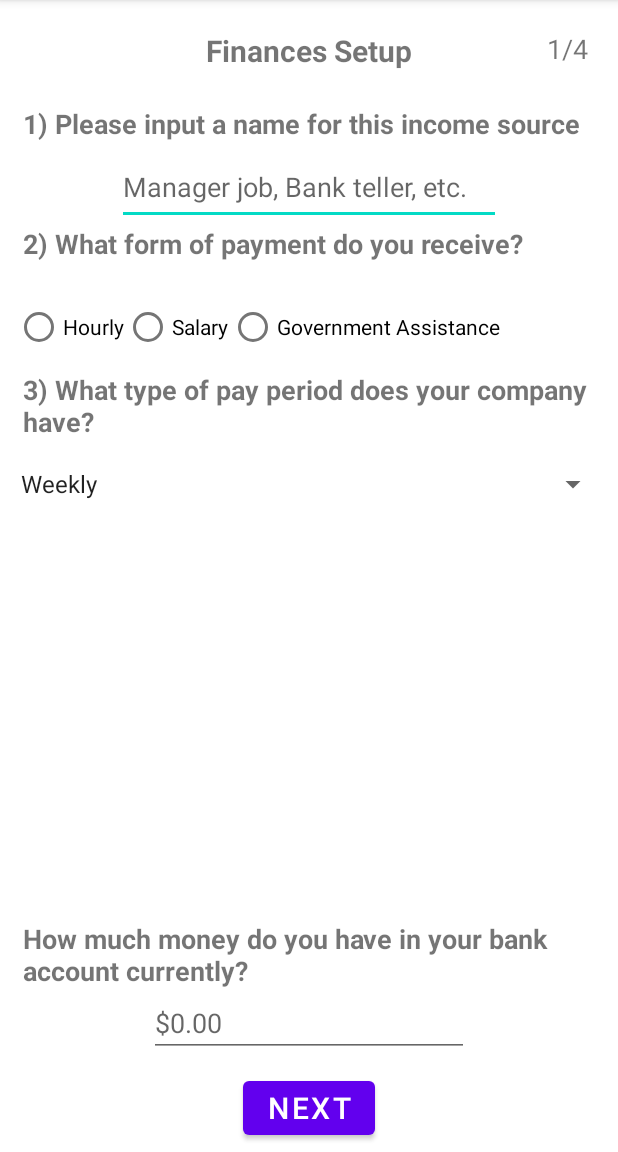
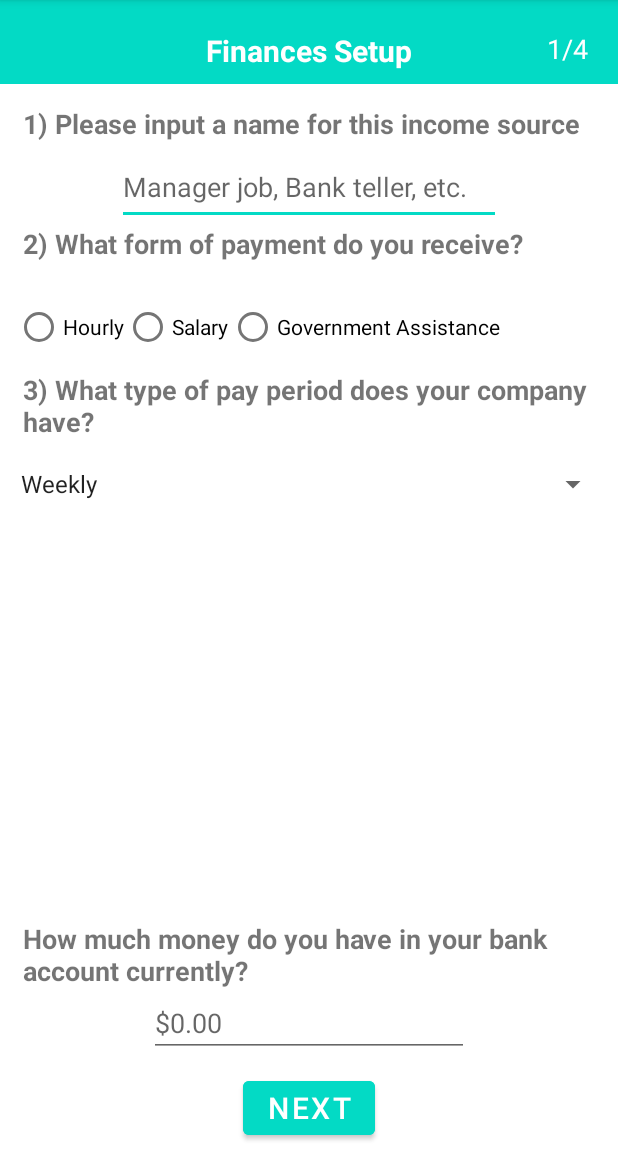
Before and after one commit to Fennrii/BudgetApp, an Android app: the SetupP1 screen opened directly, with no data from a screen before it, on a phone screen of 412 x 824 dp, the part 84-1236 px from its top. Run offline under Robolectric (Android 15) with nearby library versions, the phone set to English and light mode, and no system bars.

Commit message:
Lite-Budgeting

```diff
--- a/app/src/main/res/layout/activity_main.xml
+++ b/app/src/main/res/layout/activity_main.xml
@@ -32,6 +32,7 @@
         android:layout_width="wrap_content"
         android:layout_height="wrap_content"
         android:layout_centerInParent="true"
+        android:backgroundTint="@color/teal_200"
         android:text="@string/btnTo_setupForm"
         android:textSize="20sp"/>
 
--- a/app/src/main/res/layout/activity_setup_p1.xml
+++ b/app/src/main/res/layout/activity_setup_p1.xml
@@ -5,6 +5,13 @@
     android:layout_width="match_parent"
     android:layout_height="match_parent"
     tools:context=".SetupP1">
+    <androidx.appcompat.widget.Toolbar
+        android:id="@+id/toolbar"
+        android:layout_width="match_parent"
+        android:layout_height="wrap_content"
+        android:background="@color/teal_200"
+        android:minHeight="?attr/actionBarSize"
+        android:theme="?attr/actionBarTheme" />
 
 
     <!--Page Title-->
@@ -12,6 +19,7 @@
         android:layout_width="wrap_content"
         android:layout_height="wrap_content"
         android:text="@string/finance_txt"
+        android:textColor="@color/white"
         android:layout_centerHorizontal="true"
         android:layout_marginTop="20dp"
         android:textSize="20sp"
@@ -24,6 +32,7 @@
         android:layout_width="wrap_content"
         android:layout_height="wrap_content"
         android:text="@string/setup_page1"
+        android:textColor="@color/white"
         android:textSize="18sp"
         android:layout_marginTop="20dp"
         android:layout_marginEnd="20dp"
@@ -261,6 +270,7 @@
         android:layout_marginBottom="5dp"
         android:layout_alignParentBottom="true"
         android:layout_centerHorizontal="true"
+        android:backgroundTint="@color/teal_200"
         android:id="@+id/btnNextP2"/>
 
 </RelativeLayout>
```
Also changed, not shown: app/src/main/res/layout/activity_final_setup_page.xml (+11 -0 lines), app/src/main/res/layout/activity_setup_p2.xml (+12 -0 lines), app/src/main/res/layout/fragment_expenses.xml (+8 -0 lines), app/src/main/res/layout/fragment_home.xml (+8 -0 lines), app/src/main/res/layout/fragment_income.xml (+0 -23 lines).
